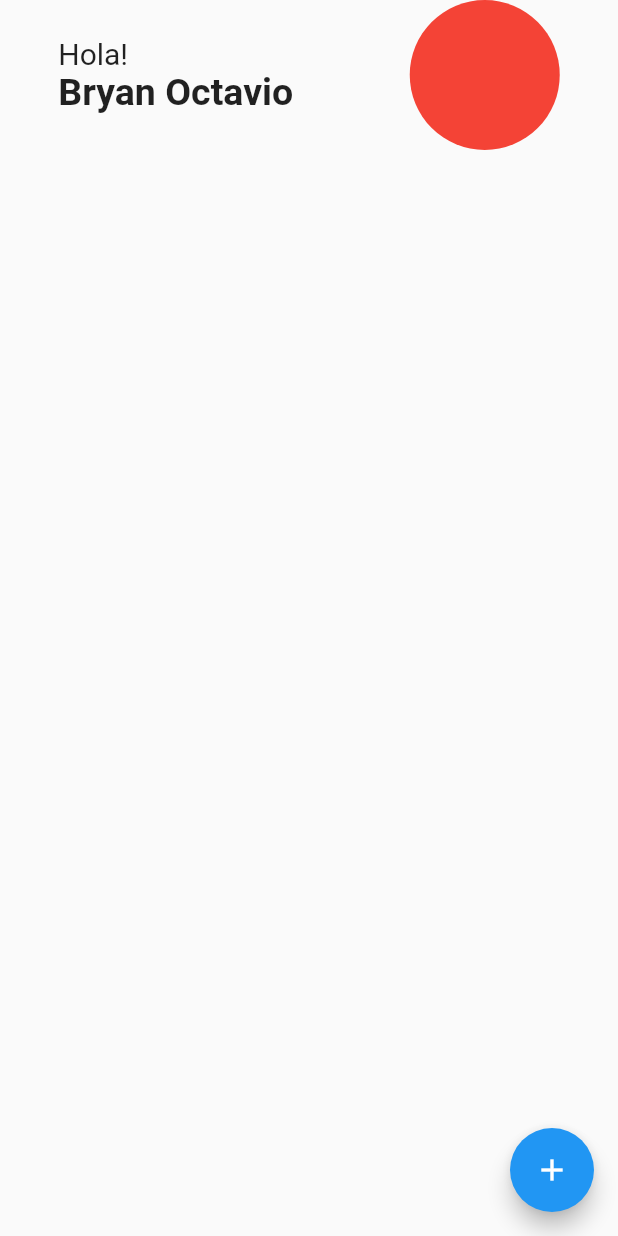
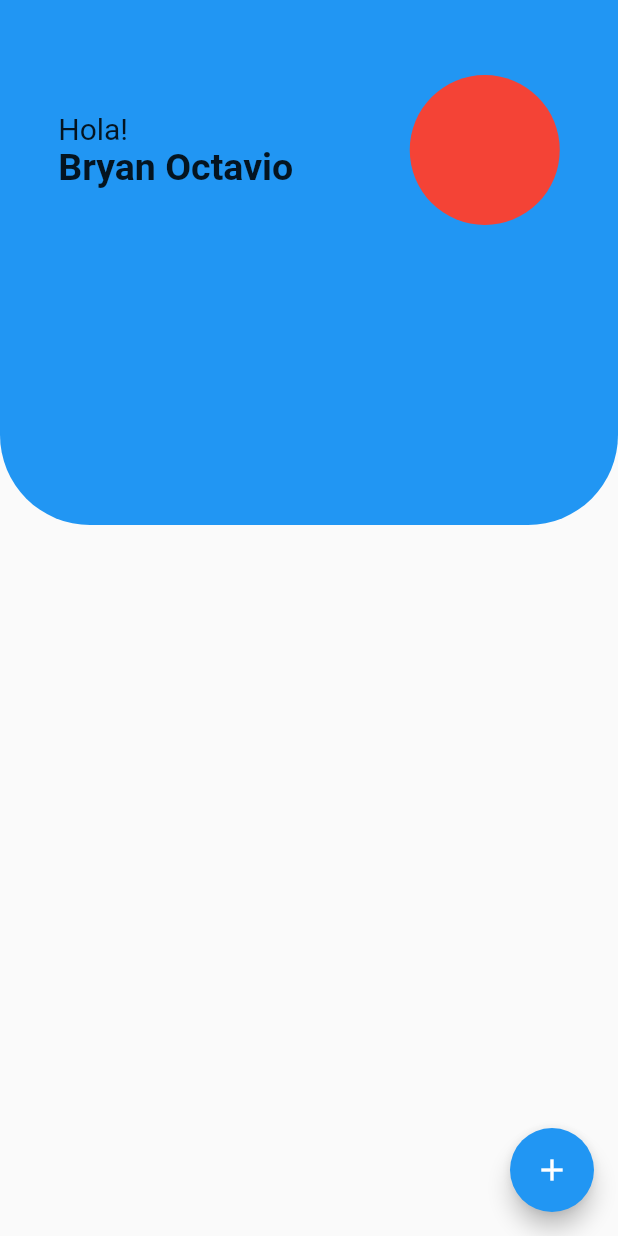
Before and after one commit to Tesam/my_stats, a Flutter app: the screen it shows after launch, on a phone screen of 412 x 824 dp. Run offline on Flutter 3.47's test engine with Material 2 defaults, Android fonts, the phone set to English and light mode, and no system bars.

Commit message:
refactor(appbar_shape): add the rounded appbar shape

```diff
--- a/lib/home/ui/widgets/home_appbar.dart
+++ b/lib/home/ui/widgets/home_appbar.dart
@@ -1,4 +1,5 @@
 import 'package:flutter/material.dart';
+import 'package:my_stats/widgets/appbar_shape.dart';
 
 class HomeAppbar extends StatelessWidget {
   static const greeting = "Hola!";
@@ -9,7 +10,11 @@ class HomeAppbar extends StatelessWidget {
 
   @override
   Widget build(BuildContext context) {
-    return Row(
+    return Stack(
+      alignment: const Alignment(-0.6, -0.6),
+      children: [
+        AppbarShape(),
+        Row(
             mainAxisAlignment: MainAxisAlignment.spaceAround,
             crossAxisAlignment: CrossAxisAlignment.center,
             children: [
@@ -42,7 +47,8 @@ class HomeAppbar extends StatelessWidget {
                 radius: 50,
                 backgroundColor: Colors.red,
               ),
-        ]
+            ])
+      ],
     );
   }
 }
--- /dev/null
+++ b/lib/widgets/appbar_shape.dart
@@ -0,0 +1,15 @@
+import 'package:flutter/material.dart';
+
+class AppbarShape extends StatelessWidget {
+  static const shapeHeight = 350.0;
+  @override
+  Widget build(BuildContext context) {
+    return Container(
+      height: shapeHeight,
+      decoration: BoxDecoration(
+        borderRadius: BorderRadius.vertical(bottom: Radius.circular(60.0)),
+        color: Colors.blue,
+      ),
+    );
+  }
+}
```
Lines whose indentation alone changed are shown as unchanged.
